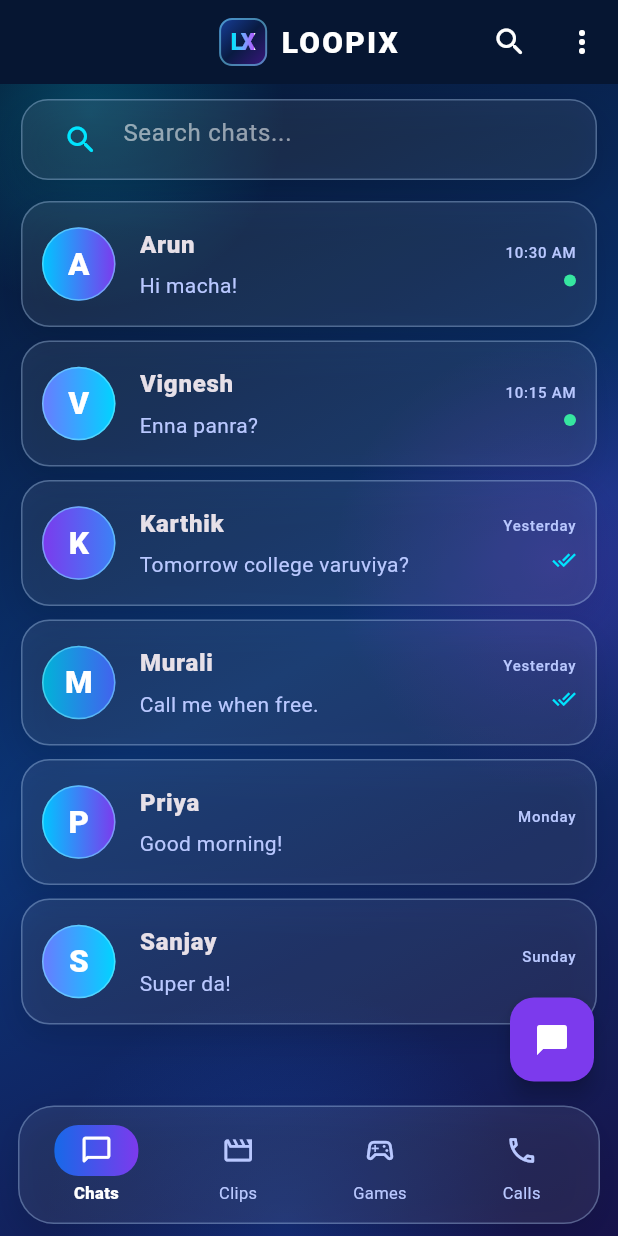
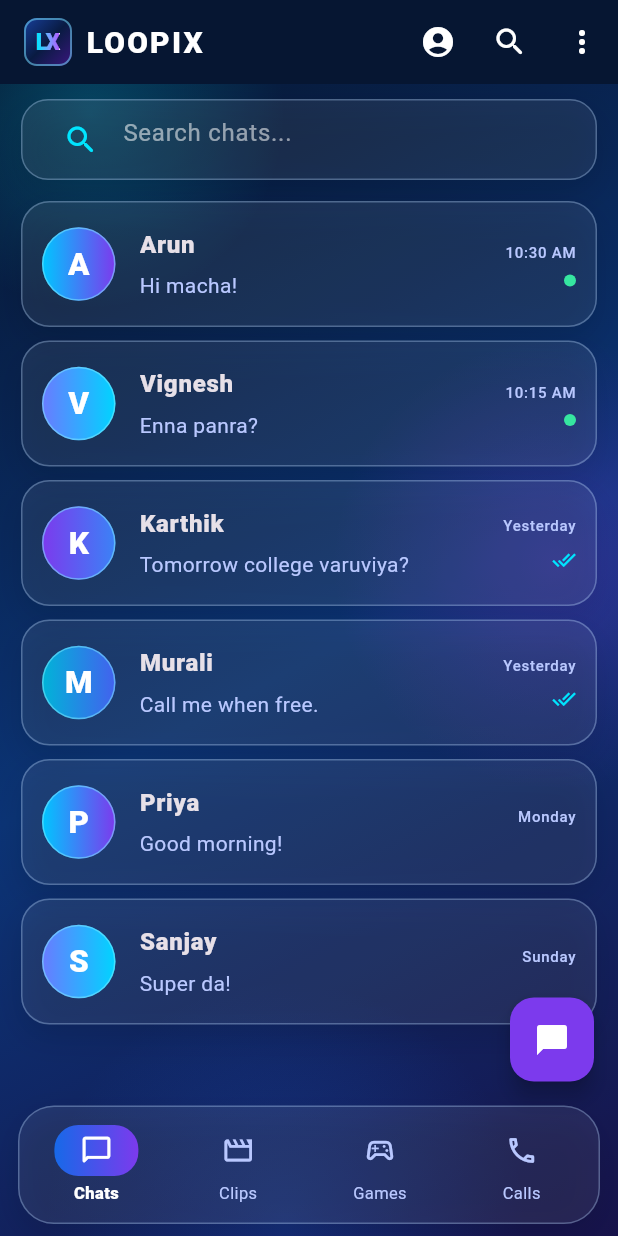
Before and after one commit to Appu-pixel-art/nick, a Flutter app: the HomePage screen opened directly, on a phone screen of 412 x 824 dp. Run offline on Flutter 3.47's test engine with Material 3 defaults, Android fonts, the phone set to English and light mode, and no system bars; network calls fail.

Commit message:
sep the profile from the popup and logo and title will be place in the left

```diff
--- a/lib/main.dart
+++ b/lib/main.dart
@@ -565,15 +565,26 @@ class _HomePageState extends State<HomePage> {
     return Scaffold(
       extendBody: true,
       appBar: AppBar(
-        title: Row(
-          mainAxisSize: MainAxisSize.min,
+        centerTitle: false,
+        title: const Row(
           children: [
-            const LXLogo(size: 32, withGlow: false),
-            const SizedBox(width: 9),
-            const Text('LOOPIX'),
+            LXLogo(size: 32, withGlow: false),
+            SizedBox(width: 9),
+            Text('LOOPIX'),
           ],
         ),
         actions: [
+          // Profile button placed to the left of the search icon
+          IconButton(
+            icon: const Icon(Icons.account_circle_rounded),
+            tooltip: 'Profile',
+            onPressed: () {
+              Navigator.push(
+                context,
+                MaterialPageRoute(builder: (_) => const ProfilePage()),
+              );
+            },
+          ),
           IconButton(
             icon: const Icon(Icons.search_rounded),
             onPressed: () {
@@ -582,12 +593,7 @@ class _HomePageState extends State<HomePage> {
           ),
           PopupMenuButton<String>(
             onSelected: (value) {
-              if (value == 'profile') {
-                Navigator.push(
-                  context,
-                  MaterialPageRoute(builder: (_) => const ProfilePage()),
-                );
-              } else if (value == 'settings') {
+              if (value == 'settings') {
                 Navigator.push(
                   context,
                   MaterialPageRoute(builder: (_) => const SettingsPage()),
@@ -601,7 +607,6 @@ class _HomePageState extends State<HomePage> {
               }
             },
             itemBuilder: (_) => const [
-              PopupMenuItem(value: 'profile', child: Text('Profile')),
               PopupMenuItem(value: 'settings', child: Text('Settings')),
               PopupMenuItem(value: 'logout', child: Text('Log out')),
             ],
@@ -768,6 +773,8 @@ class _HomePageState extends State<HomePage> {
     );
   }
 }
+
+
 
 // ================= BOTTOM NAVIGATION =================
 
@@ -1148,7 +1155,8 @@ class GamesPage extends StatelessWidget {
       children: [
         const Text(
           'LOOPIX Games',
-          style: TextStyle(fontSize: 25, fontWeight: FontWeight.w900),
+          style: TextStyle(fontSize: 25, fontWeight: FontWeight.w900
+          ),
         ),
         const SizedBox(height: 8),
         const Text(
```
Also changed, not shown: 1 other file.
